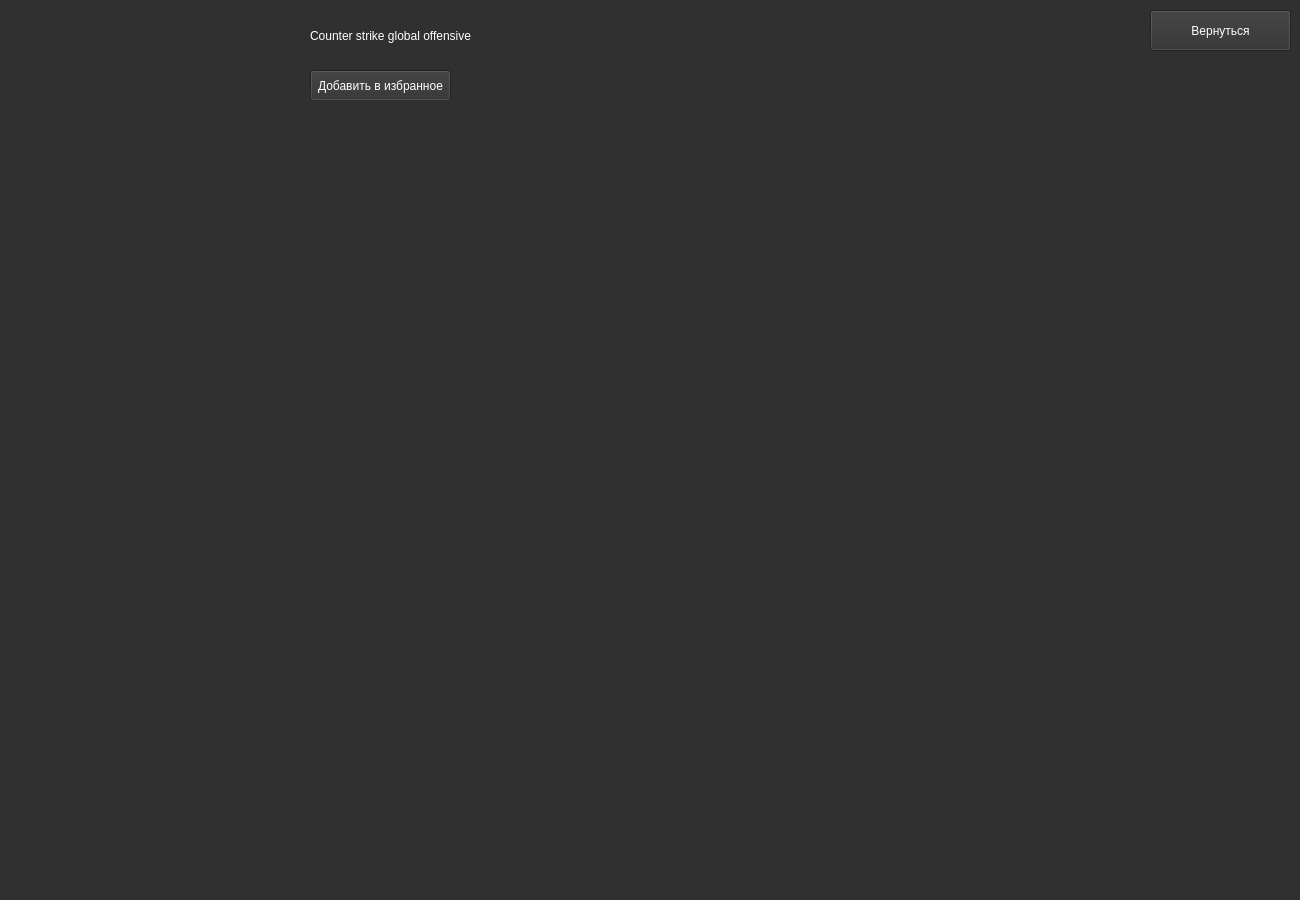
This is game_info.ui in Raxun/git_project1 as Qt 5 draws it before an edit. The edited form follows.
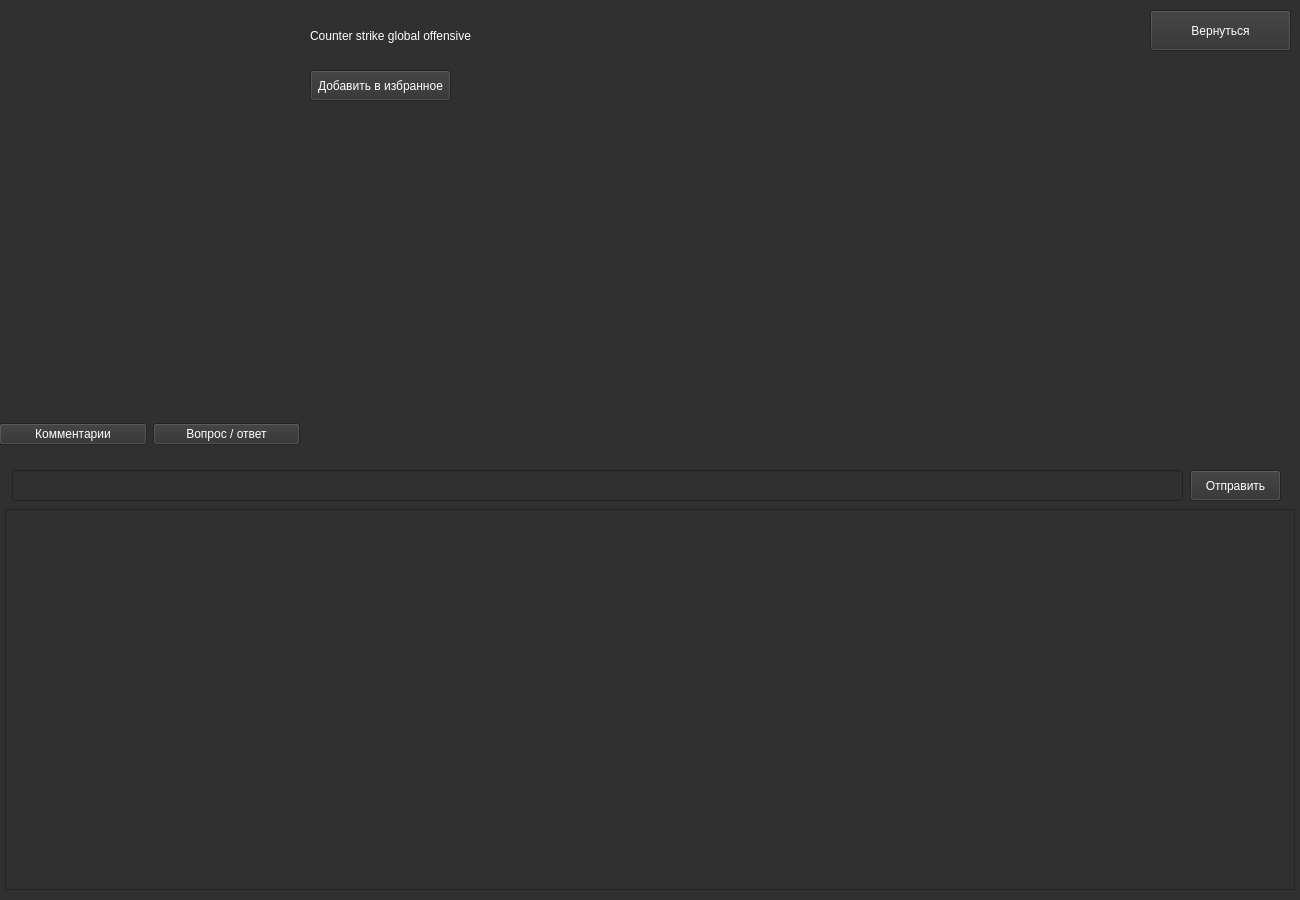
This is the edited form.

```diff
--- a/game_info.ui
+++ b/game_info.ui
@@ -90,9 +90,9 @@
     <property name="geometry">
      <rect>
       <x>310</x>
-      <y>100</y>
+      <y>110</y>
       <width>971</width>
-      <height>351</height>
+      <height>341</height>
      </rect>
     </property>
     <property name="styleSheet">
@@ -118,6 +118,92 @@
      <string>Вернуться</string>
     </property>
    </widget>
+   <widget class="QWidget" name="horizontalLayoutWidget">
+    <property name="geometry">
+     <rect>
+      <x>-1</x>
+      <y>409</y>
+      <width>301</width>
+      <height>51</height>
+     </rect>
+    </property>
+    <layout class="QHBoxLayout" name="horizontalLayout">
+     <item>
+      <widget class="QPushButton" name="btn_c">
+       <property name="styleSheet">
+        <string notr="true">background-color: rgb(48, 48, 48);
+color: rgb(255, 255, 255);
+font: 10pt &quot;MS Shell Dlg 2&quot;;</string>
+       </property>
+       <property name="text">
+        <string>Комментарии</string>
+       </property>
+      </widget>
+     </item>
+     <item>
+      <widget class="QPushButton" name="btn_a">
+       <property name="styleSheet">
+        <string notr="true">background-color: rgb(48, 48, 48);
+color: rgb(255, 255, 255);
+font: 10pt &quot;MS Shell Dlg 2&quot;;</string>
+       </property>
+       <property name="text">
+        <string>Вопрос / ответ</string>
+       </property>
+      </widget>
+     </item>
+    </layout>
+   </widget>
+   <widget class="QTableWidget" name="comments">
+    <property name="geometry">
+     <rect>
+      <x>5</x>
+      <y>509</y>
+      <width>1290</width>
+      <height>381</height>
+     </rect>
+    </property>
+    <property name="styleSheet">
+     <string notr="true">color: rgb(255, 255, 255);
+font: 12pt &quot;MS Shell Dlg 2&quot;;</string>
+    </property>
+   </widget>
+   <widget class="QPushButton" name="btn_send">
+    <property name="geometry">
+     <rect>
+      <x>1190</x>
+      <y>470</y>
+      <width>91</width>
+      <height>31</height>
+     </rect>
+    </property>
+    <property name="styleSheet">
+     <string notr="true">background-color: rgb(48, 48, 48);
+color: rgb(255, 255, 255);
+font: 10pt &quot;MS Shell Dlg 2&quot;;</string>
+    </property>
+    <property name="text">
+     <string>Отправить</string>
+    </property>
+   </widget>
+   <widget class="QLineEdit" name="line_com">
+    <property name="geometry">
+     <rect>
+      <x>12</x>
+      <y>470</y>
+      <width>1171</width>
+      <height>31</height>
+     </rect>
+    </property>
+    <property name="styleSheet">
+     <string notr="true">background-color: rgb(48, 48, 48);
+color: rgb(255, 255, 255);
+font: 10pt &quot;MS Shell Dlg 2&quot;;</string>
+    </property>
+    <property name="text">
+     <string/>
+    </property>
+   </widget>
   </widget>
  </widget>
  <resources/>
```
